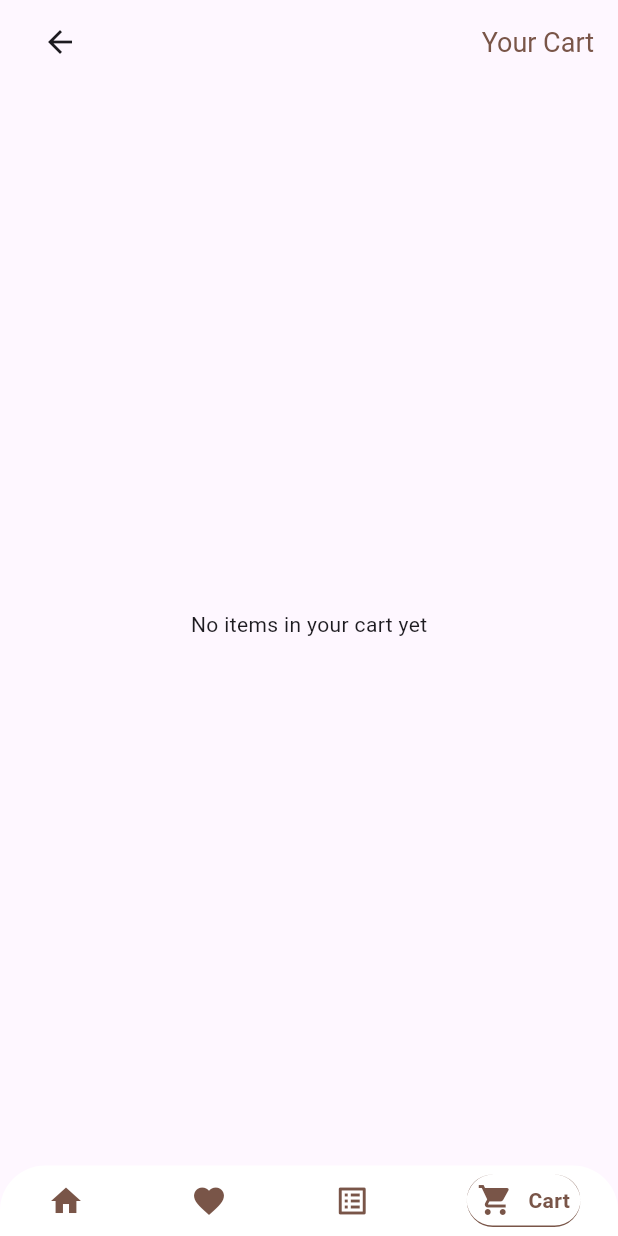
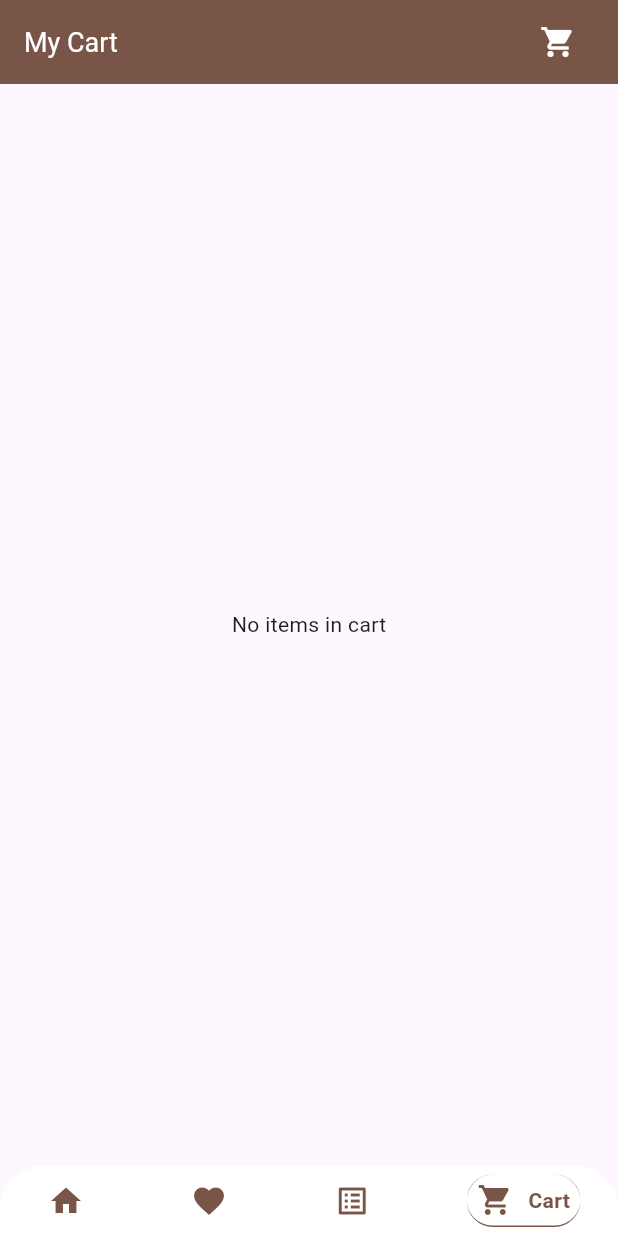
Before and after one commit to MahletTesfaye/CoffeeShop_Flutter, a Flutter app: the AddToCart screen opened by its route, on a phone screen of 412 x 824 dp. Run offline on Flutter 3.47's test engine with Material 3 defaults, Android fonts, the phone set to English and light mode, and no system bars; drawn by our look-alikes of google_nav_bar; our stand-ins replace bloc, equatable, flutter_bloc, flutter_svg, go_router.

Commit message:
Having add to cart functionality

```diff
--- a/lib/main.dart
+++ b/lib/main.dart
@@ -1,5 +1,7 @@
 import 'package:flutter/material.dart';
+import 'package:flutter_bloc/flutter_bloc.dart';
 import 'package:go_router/go_router.dart';
+import 'package:myapp/src/bloc/CartItems/cart_bloc.dart';
 import 'package:myapp/src/screens/cart.dart';
 import 'package:myapp/src/screens/favorites.dart';
 import 'package:myapp/src/screens/home.dart';
@@ -15,21 +17,26 @@ class MyApp extends StatelessWidget {
 
   @override
   Widget build(BuildContext context) {
-    return MaterialApp.router(
-      title: 'Our wonderful Ethiopian Coffee shop',
-      theme: ThemeData(
-        useMaterial3: true,
+    return BlocProvider(
+      create: (context) => CartBloc(),
+      child: MaterialApp.router(
+        routerConfig: _router,
+        title: 'Our wonderful Ethiopian Coffee shop',
+        theme: ThemeData(
+          useMaterial3: true,
+        ),
+        debugShowCheckedModeBanner: false,
       ),
-      debugShowCheckedModeBanner: false,
-      routerConfig: _router,
     );
   }
 }
 
-GoRouter _router = GoRouter(
+final GoRouter _router = GoRouter(
+  initialLocation: '/welcome',
   routes: <RouteBase>[
     GoRoute(
-      path: '/',
+      name: '/welcome',
+      path: '/welcome',
       builder: (context, state) {
         return const WelcomePage();
       },
--- /dev/null
+++ b/lib/src/bloc/CartItems/cart_event.dart
@@ -0,0 +1,24 @@
+part of 'cart_bloc.dart';
+
+abstract class CartEvent extends Equatable {
+  const CartEvent();
+
+  @override
+  List<Object> get props => [];
+}
+
+class AddItemToCart extends CartEvent {
+  final CoffeeItem coffeeItem;
+
+  const AddItemToCart(this.coffeeItem);
+  @override
+  List<Object> get props => [coffeeItem];
+}
+
+class RemoveItemFromCart extends CartEvent {
+  final CoffeeItem coffeeItem;
+
+  const RemoveItemFromCart(this.coffeeItem);
+  @override
+  List<Object> get props => [coffeeItem];
+}
--- /dev/null
+++ b/lib/src/bloc/CartItems/cart_state.dart
@@ -0,0 +1,26 @@
+part of 'cart_bloc.dart';
+
+abstract class CartState extends Equatable {
+  const CartState();
+
+  @override
+  List<Object> get props => [];
+}
+
+class CartInitial extends CartState {}
+
+class CartUpdated extends CartState {
+  final List<CoffeeItem> cartItems;
+
+  const CartUpdated(this.cartItems);
+  @override
+  List<Object> get props => [cartItems];
+}
+
+class CartError extends CartState {
+  final String message;
+
+  const CartError({required this.message});
+  @override
+  List<Object> get props => [message];
+}
--- a/lib/src/bloc/coffee_bloc.dart
+++ b/lib/src/bloc/CoffeeItems/coffee_bloc.dart
@@ -1,7 +1,7 @@
 import 'package:bloc/bloc.dart';
 import 'package:equatable/equatable.dart';
-import 'package:myapp/src/utils/data.dart';
-import '../models/coffee_model.dart';
+import 'package:myapp/src/data/data.dart';
+import '../../models/coffee_model.dart';
 
 part 'coffee_event.dart';
 part 'coffee_state.dart';
@@ -46,5 +46,4 @@ class CoffeeBloc extends Bloc<CoffeeEvent, CoffeeState> {
       emit(CoffeeLoaded(coffeeItems: filteredCoffeeItems));
     }
   }
-
 }
--- a/lib/src/screens/cart.dart
+++ b/lib/src/screens/cart.dart
@@ -1,6 +1,8 @@
 import 'package:flutter/material.dart';
-import 'package:go_router/go_router.dart';
-import 'package:myapp/src/utils/footer.dart';
+import 'package:flutter_bloc/flutter_bloc.dart';
+import 'package:myapp/src/bloc/CartItems/cart_bloc.dart';
+import 'package:myapp/src/components/footer.dart';
+import 'package:myapp/src/screens/detail.dart';
 
 class AddToCart extends StatefulWidget {
   const AddToCart({super.key});
@@ -14,21 +16,82 @@ class AddToCartState extends State<AddToCart> {
   Widget build(BuildContext context) {
     return Scaffold(
       appBar: AppBar(
+        backgroundColor: Colors.brown,
         title: Row(
           mainAxisAlignment: MainAxisAlignment.spaceBetween,
           children: [
+            const Text(
+              'My Cart',
+              style: TextStyle(fontSize: 18, color: Colors.white),
+            ),
             IconButton(
-              icon: const Icon(Icons.arrow_back_sharp),
-              onPressed: () => context.pop(),
-            ),
-            const Text(
-              'Your Cart',
-              style: TextStyle(fontSize: 18, color: Colors.brown),
-            )
+                icon: const Icon(
+                  Icons.shopping_cart,
+                  color: Colors.white,
+                ),
+                onPressed: () {})
           ],
         ),
       ),
-      body: const Center(child: Text('No items in your cart yet')),
+      body: BlocBuilder<CartBloc, CartState>(
+        builder: (context, state) {
+          if (state is CartUpdated) {
+            final cartItems = state.cartItems;
+            if (cartItems.isEmpty) {
+              return const Center(
+                child: Text('No items in cart'),
+              );
+            } else {
+              return ListView.builder(
+                itemCount: cartItems.length,
+                itemBuilder: (context, index) {
+                  final item = cartItems[index];
+                  return Card(
+                    child: GestureDetector(
+                      onTap: () {
+                        Navigator.push(
+                          context,
+                          MaterialPageRoute(
+                              builder: (context) =>
+                                  DetailPage(coffeeItem: item)),
+                        );
+                      },
+                      child: ListTile(
+                        leading: ClipRRect(
+                          borderRadius: BorderRadius.circular(10),
+                          child: Image.asset(
+                            item.image,
+                            width: 50,
+                            height: 50,
+                            fit: BoxFit.cover,
+                          ),
+                        ),
+                        title: Text(item.name,
+                            style: const TextStyle(color: Colors.brown)),
+                        subtitle: Text('\$ ${item.price.toString()}',
+                            style: const TextStyle(color: Colors.brown)),
+                        trailing: IconButton(
+                          icon: const Icon(Icons.delete,
+                              color: Colors.red, size: 18),
+                          onPressed: () {
+                            BlocProvider.of<CartBloc>(context).add(
+                              RemoveItemFromCart(item),
+                            );
+                          },
+                        ),
+                      ),
+                    ),
+                  );
+                },
+              );
+            }
+          } else {
+            return const Center(
+              child: Text('No items in cart'),
+            );
+          }
+        },
+      ),
       bottomNavigationBar: const BottomNavigation(
         currentIndex: 3,
       ),
--- a/lib/src/screens/favorites.dart
+++ b/lib/src/screens/favorites.dart
@@ -1,5 +1,5 @@
 import 'package:flutter/material.dart';
-import 'package:myapp/src/utils/footer.dart';
+import 'package:myapp/src/components/footer.dart';
 
 class FavoritesList extends StatefulWidget {
   const FavoritesList({super.key});
@@ -13,10 +13,11 @@ class FavoritesListState extends State<FavoritesList> {
   Widget build(BuildContext context) {
     return Scaffold(
       appBar: AppBar(
+        backgroundColor: Colors.brown,
         title: const Row(
           mainAxisAlignment: MainAxisAlignment.spaceBetween,
           children: [
-            Text('Favorites'),
+            Text('Favorites', style: TextStyle(color: Colors.white)),
             Icon(Icons.favorite, color: Colors.red),
           ],
         ),
--- a/lib/src/screens/welcome.dart
+++ b/lib/src/screens/welcome.dart
@@ -9,10 +9,6 @@ class WelcomePage extends StatelessWidget {
       body: Stack(
         fit: StackFit.expand,
         children: [
-          // Image.network(
-          //   "https://img.freepik.com/free-photo/close-up-coffee-cup-wooden-table-steam-rising-generative-ai_188544-8921.jpg?w=826&t=st=1717004824~exp=1717005424~hmac=ba66490ea0c0ecc79d3728804504b0b5f386ae1bcaa14c2f69ad626eb105ab77",
-          //    fit: BoxFit.cover,
-          // ),
           Image.asset(
             'assets/images/coffee1.jpg',
             fit: BoxFit.cover,
```
Also changed, not shown: lib/src/bloc/CartItems/cart_bloc.dart (added, +45 -0 lines), lib/src/screens/detail.dart (+105 -44 lines), lib/src/screens/home.dart (+5 -9 lines), lib/src/screens/orders.dart (+10 -7 lines), lib/src/bloc/CoffeeItems/coffee_event.dart (renamed from lib/src/bloc/coffee_event.dart), lib/src/bloc/CoffeeItems/coffee_state.dart (renamed from lib/src/bloc/coffee_state.dart), lib/src/components/footer.dart (renamed from lib/src/utils/footer.dart), lib/src/data/data.dart (renamed from lib/src/utils/data.dart).
